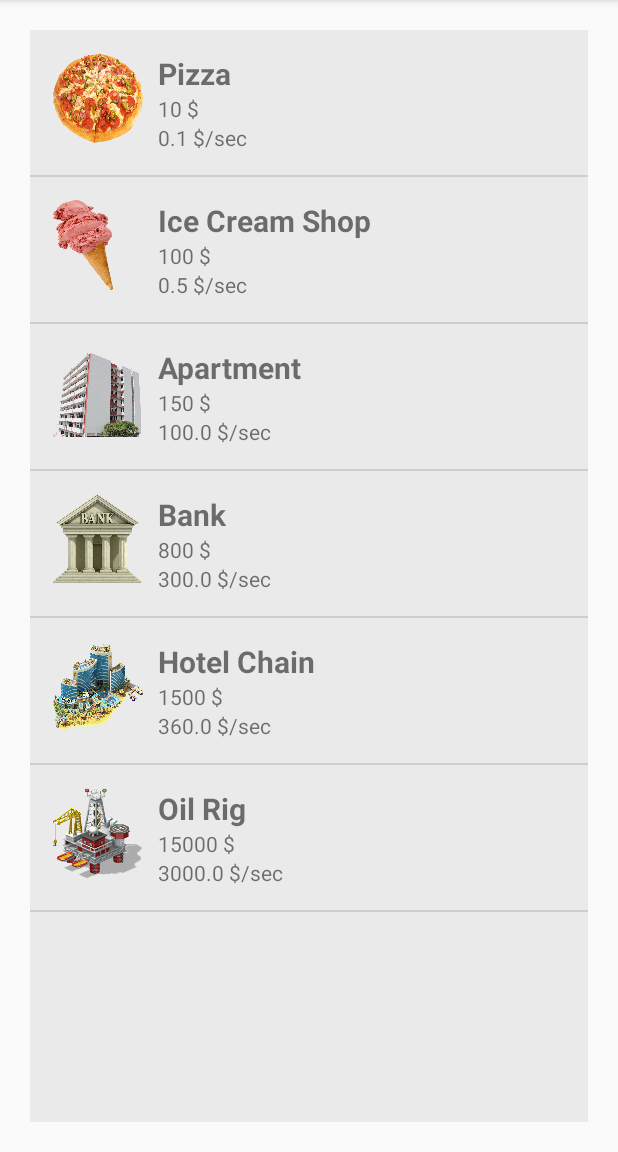
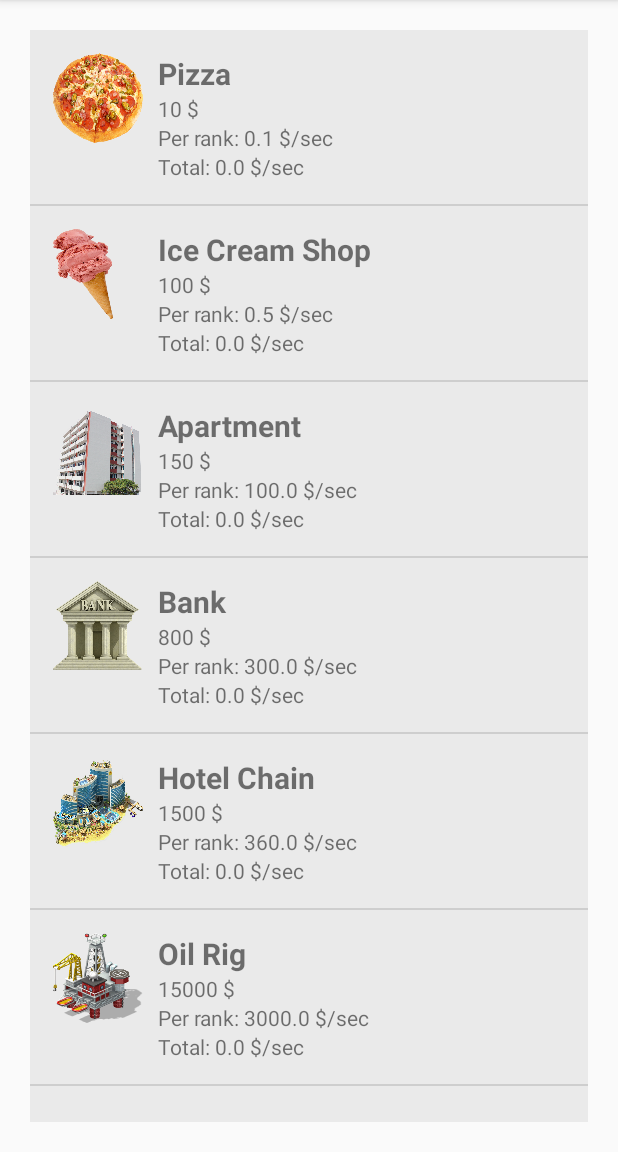
Before and after one commit to krisz094/BeTheRichest, an Android app: the screen it shows after launch (MainActivity), after a tap on an icon or button, on a phone screen of 412 x 824 dp, the part 84-1236 px from its top. Run offline under Robolectric (Android 15) with nearby library versions, the phone set to English and light mode, and no system bars; 1 other tap on this screen came first.

Commit message:
show total and per sec

```diff
--- a/app/src/main/java/hu/uniobuda/nik/betherichest/GameObjects/Investment.java
+++ b/app/src/main/java/hu/uniobuda/nik/betherichest/GameObjects/Investment.java
@@ -60,7 +60,7 @@ public class Investment {
      *
      * @return Money Made Per Second
      */
-    public Double getMoneyPerSecForInvestment() {
+    public Double getMoneyPerSec() {
         Double MPS = getRank() * baseDpS;
         for (Integer ID : relevantUpgradeIDs) {
             if (currentGame.gameState.getUpgradeBoughtById(ID)) {
@@ -70,7 +70,7 @@ public class Investment {
         return MPS;
     }
 
-    public Double getMoneyPerSec() {
+    public Double getMoneyPerSecPerRank() {
         Double MPS = baseDpS;
         for (Integer ID : relevantUpgradeIDs) {
             if (currentGame.gameState.getUpgradeBoughtById(ID)) {
--- a/app/src/main/java/hu/uniobuda/nik/betherichest/InvestmentAdapter.java
+++ b/app/src/main/java/hu/uniobuda/nik/betherichest/InvestmentAdapter.java
@@ -47,7 +47,9 @@ public class InvestmentAdapter extends BaseAdapter {
         }
         TextView nameTextView = (TextView) listItemView.findViewById(R.id.name);
         TextView priceTextView = (TextView) listItemView.findViewById(R.id.price);
-        TextView dpsTextView = (TextView) listItemView.findViewById(R.id.dps);
+        TextView dpsPerRankTextView = (TextView) listItemView.findViewById(R.id.dpsPerRank);
+        TextView currentDpsTextView = (TextView) listItemView.findViewById(R.id.currDps);
+
         ImageView imageView = (ImageView) listItemView.findViewById(R.id.image);
 
         Investment investment = items.get(position);
@@ -55,7 +57,8 @@ public class InvestmentAdapter extends BaseAdapter {
         nameTextView.setText(investment.getName());
         priceTextView.setText(String.valueOf(investment.getPrice()) + " $");
         imageView.setBackgroundResource(investment.getImageResource());
-        dpsTextView.setText(String.valueOf(investment.getMoneyPerSec())+ " $/sec");
+        dpsPerRankTextView.setText("Per rank: " + String.valueOf(investment.getMoneyPerSecPerRank())+ " $/sec");
+        currentDpsTextView.setText("Total: " + String.valueOf(investment.getMoneyPerSec())+ " $/sec");
 
 
         return listItemView;
--- a/app/src/main/res/layout/listitem_investment.xml
+++ b/app/src/main/res/layout/listitem_investment.xml
@@ -38,7 +38,15 @@
             android:text="Price" />
 
         <TextView
-            android:id="@+id/dps"
+            android:id="@+id/dpsPerRank"
+            android:layout_width="match_parent"
+            android:layout_height="wrap_content"
+            android:layout_below="@+id/price"
+            android:layout_marginLeft="10dp"
+            android:layout_toEndOf="@+id/image"
+            android:text="DPS" />
+        <TextView
+            android:id="@+id/currDps"
             android:layout_width="match_parent"
             android:layout_height="wrap_content"
             android:layout_below="@+id/price"
```
